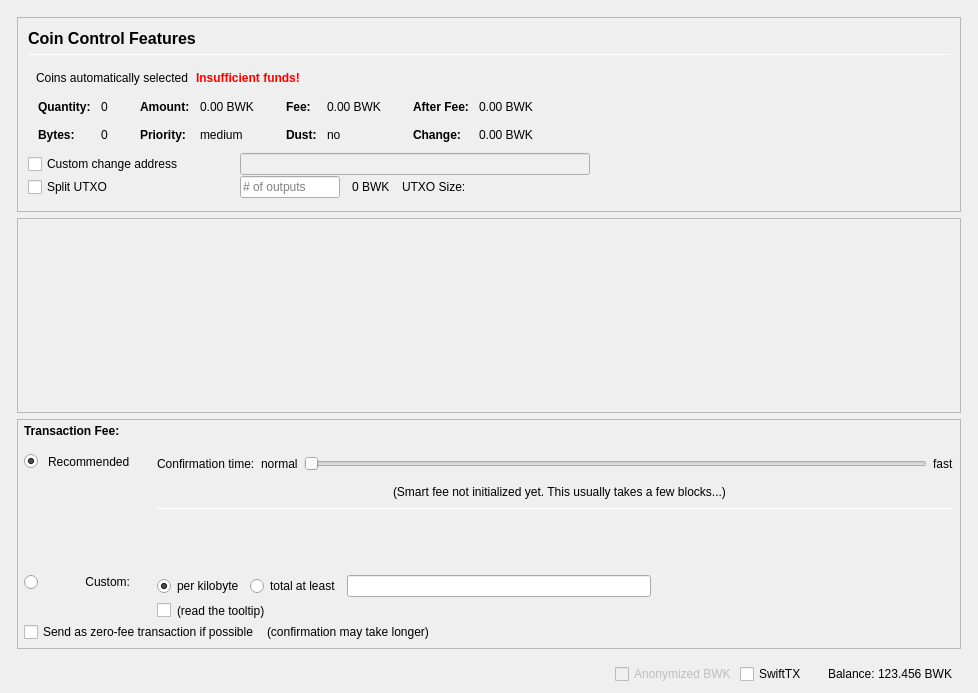
Qt form src/qt/forms/sendcoinsdialog.ui (bulwark-crypto/Bulwark) before a commit.
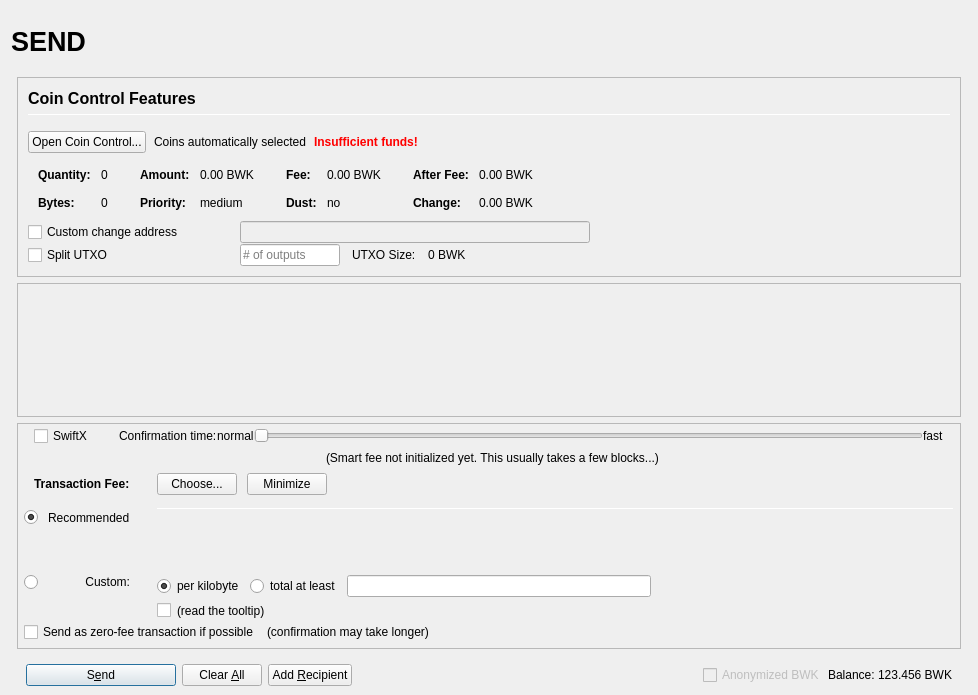
The same form after that commit. Icons and pictures are not drawn. Custom widgets are drawn as their Qt base class.

Diff of the .ui file:
```diff
--- a/src/qt/forms/sendcoinsdialog.ui
+++ b/src/qt/forms/sendcoinsdialog.ui
@@ -10,7 +10,7 @@
     <x>0</x>
     <y>0</y>
     <width>978</width>
-    <height>693</height>
+    <height>695</height>
    </rect>
   </property>
   <property name="windowTitle">
@@ -25,33 +25,91 @@
      <property name="spacing">
       <number>0</number>
      </property>
-     <property name="leftMargin">
-      <number>0</number>
-     </property>
-     <property name="topMargin">
-      <number>0</number>
-     </property>
-     <property name="rightMargin">
-      <number>0</number>
-     </property>
-     <property name="bottomMargin">
+     <property name="margin">
       <number>0</number>
      </property>
      <item>
       <widget class="QFrame" name="frame_Header">
        <layout class="QVBoxLayout" name="verticalLayout_Header" stretch="0">
-        <property name="leftMargin">
+        <property name="margin">
          <number>0</number>
         </property>
-        <property name="topMargin">
-         <number>0</number>
-        </property>
-        <property name="rightMargin">
-         <number>0</number>
-        </property>
-        <property name="bottomMargin">
-         <number>0</number>
-        </property>
+        <item>
+         <layout class="QHBoxLayout" name="horizontalLayout_Header" stretch="1,0,1">
+          <property name="spacing">
+           <number>6</number>
+          </property>
+          <item>
+           <widget class="QLabel" name="labelOverviewHeaderLeft">
+            <property name="minimumSize">
+             <size>
+              <width>464</width>
+              <height>60</height>
+             </size>
+            </property>
+            <property name="maximumSize">
+             <size>
+              <width>16777215</width>
+              <height>60</height>
+             </size>
+            </property>
+            <property name="font">
+             <font>
+              <pointsize>20</pointsize>
+              <weight>75</weight>
+              <bold>true</bold>
+             </font>
+            </property>
+            <property name="text">
+             <string>SEND</string>
+            </property>
+            <property name="alignment">
+             <set>Qt::AlignLeading|Qt::AlignLeft|Qt::AlignVCenter</set>
+            </property>
+           </widget>
+          </item>
+          <item>
+           <spacer name="horizontalSpacer_Header">
+            <property name="orientation">
+             <enum>Qt::Horizontal</enum>
+            </property>
+            <property name="sizeHint" stdset="0">
+             <size>
+              <width>40</width>
+              <height>20</height>
+             </size>
+            </property>
+           </spacer>
+          </item>
+          <item>
+           <widget class="QLabel" name="labelOverviewHeaderRight">
+            <property name="minimumSize">
+             <size>
+              <width>464</width>
+              <height>60</height>
+             </size>
+            </property>
+            <property name="maximumSize">
+             <size>
+              <width>16777215</width>
+              <height>60</height>
+             </size>
+            </property>
+            <property name="font">
+             <font>
+              <pointsize>14</pointsize>
+             </font>
+            </property>
+            <property name="text">
+             <string/>
+            </property>
+            <property name="alignment">
+             <set>Qt::AlignRight|Qt::AlignTrailing|Qt::AlignVCenter</set>
+            </property>
+           </widget>
+          </item>
+         </layout>
+        </item>
        </layout>
       </widget>
      </item>
@@ -100,16 +158,7 @@
            <property name="spacing">
             <number>0</number>
            </property>
-           <property name="leftMargin">
-            <number>0</number>
-           </property>
-           <property name="topMargin">
-            <number>0</number>
-           </property>
-           <property name="rightMargin">
-            <number>0</number>
-           </property>
-           <property name="bottomMargin">
+           <property name="margin">
             <number>0</number>
            </property>
            <item>
@@ -195,14 +244,14 @@
                  <number>10</number>
                 </property>
                 <item>
-                 <widget class="QtMaterialFlatButton" name="pushButtonCoinControl" native="true">
+                 <widget class="QPushButton" name="pushButtonCoinControl">
                   <property name="styleSheet">
                    <string notr="true"/>
                   </property>
-                  <property name="text" stdset="0">
+                  <property name="text">
                    <string>Open Coin Control...</string>
                   </property>
-                  <property name="autoDefault" stdset="0">
+                  <property name="autoDefault">
                    <bool>false</bool>
                   </property>
                  </widget>
@@ -269,16 +318,7 @@
                  <string notr="true"/>
                 </property>
                 <layout class="QHBoxLayout" name="horizontalLayoutCoinControl5">
-                 <property name="leftMargin">
-                  <number>0</number>
-                 </property>
-                 <property name="topMargin">
-                  <number>0</number>
-                 </property>
-                 <property name="rightMargin">
-                  <number>0</number>
-                 </property>
-                 <property name="bottomMargin">
+                 <property name="margin">
                   <number>0</number>
                  </property>
                  <item>
@@ -763,13 +803,6 @@
                   </property>
                  </widget>
                 </item>
-                <item>
-                 <widget class="QLabel" name="labelBlockSize">
-                  <property name="text">
-                   <string>0 BWK</string>
-                  </property>
-                 </widget>
-                </item>
                 <item>
                  <widget class="QLabel" name="labelBlockSizeText">
                   <property name="text">
@@ -777,6 +810,13 @@
                   </property>
                  </widget>
                 </item>
+                <item>
+                 <widget class="QLabel" name="labelBlockSize">
+                  <property name="text">
+                   <string>0 BWK</string>
+                  </property>
+                 </widget>
+                </item>
                 <item>
                  <spacer name="horizontalSpacer_7">
                   <property name="orientation">
@@ -822,20 +862,11 @@
              <x>0</x>
              <y>0</y>
              <width>944</width>
-             <height>136</height>
+             <height>69</height>
             </rect>
            </property>
            <layout class="QVBoxLayout" name="verticalLayout_2" stretch="0,1">
-            <property name="leftMargin">
-             <number>0</number>
-            </property>
-            <property name="topMargin">
-             <number>0</number>
-            </property>
-            <property name="rightMargin">
-             <number>0</number>
-            </property>
-            <property name="bottomMargin">
+            <property name="margin">
              <number>0</number>
             </property>
             <item>
@@ -886,20 +917,11 @@
            <property name="spacing">
             <number>0</number>
            </property>
-           <property name="leftMargin">
-            <number>0</number>
-           </property>
-           <property name="topMargin">
-            <number>0</number>
-           </property>
-           <property name="rightMargin">
-            <number>0</number>
-           </property>
-           <property name="bottomMargin">
+           <property name="margin">
             <number>0</number>
            </property>
            <item>
-            <layout class="QVBoxLayout" name="verticalLayoutFee2" stretch="0,0,0">
+            <layout class="QVBoxLayout" name="verticalLayoutFee2" stretch="0,0,0,0">
              <property name="spacing">
               <number>0</number>
              </property>
@@ -912,8 +934,179 @@
              <property name="rightMargin">
               <number>6</number>
              </property>
+             <item>
+              <layout class="QVBoxLayout" name="verticalLayout_feeConf">
+               <property name="spacing">
+                <number>0</number>
+               </property>
+               <property name="leftMargin">
+                <number>10</number>
+               </property>
+               <property name="rightMargin">
+                <number>10</number>
+               </property>
+               <property name="bottomMargin">
+                <number>5</number>
+               </property>
+               <item>
+                <layout class="QHBoxLayout" name="horizontalLayoutFee9">
+                 <item>
+                  <widget class="QCheckBox" name="checkSwiftTX">
+                   <property name="enabled">
+                    <bool>true</bool>
+                   </property>
+                   <property name="minimumSize">
+                    <size>
+                     <width>85</width>
+                     <height>0</height>
+                    </size>
+                   </property>
+                   <property name="toolTip">
+                    <string>SwiftX technology allows for near instant transactions - A flat fee of 0.01 BWK applies</string>
+                   </property>
+                   <property name="text">
+                    <string>SwiftX</string>
+                   </property>
+                  </widget>
+                 </item>
+                 <item>
+                  <widget class="QLabel" name="labelSmartFee3">
+                   <property name="text">
+                    <string>Confirmation time:</string>
+                   </property>
+                   <property name="margin">
+                    <number>2</number>
+                   </property>
+                  </widget>
+                 </item>
+                 <item>
+                  <widget class="QLabel" name="labelSmartFeeNormal">
+                   <property name="text">
+                    <string>normal</string>
+                   </property>
+                   <property name="margin">
+                    <number>8</number>
+                   </property>
+                  </widget>
+                 </item>
+                 <item>
+                  <widget class="QSlider" name="sliderSmartFee">
+                   <property name="minimumSize">
+                    <size>
+                     <width>0</width>
+                     <height>24</height>
+                    </size>
+                   </property>
+                   <property name="minimum">
+                    <number>0</number>
+                   </property>
+                   <property name="maximum">
+                    <number>24</number>
+                   </property>
+                   <property name="pageStep">
+                    <number>1</number>
+                   </property>
+                   <property name="value">
+                    <number>0</number>
+                   </property>
+                   <property name="orientation">
+                    <enum>Qt::Horizontal</enum>
+                   </property>
+                   <property name="invertedAppearance">
+                    <bool>false</bool>
+                   </property>
+                   <property name="invertedControls">
+                    <bool>false</bool>
+                   </property>
+                   <property name="tickPosition">
+                    <enum>QSlider::NoTicks</enum>
+                   </property>
+                  </widget>
+                 </item>
+                 <item>
+                  <widget class="QLabel" name="labelSmartFeeFast">
+                   <property name="text">
+                    <string>fast</string>
+                   </property>
+                   <property name="margin">
+                    <number>8</number>
+                   </property>
+                  </widget>
+                 </item>
+                </layout>
+               </item>
+               <item>
+                <layout class="QHBoxLayout" name="horizontalLayout_recommended_texts">
+                 <property name="spacing">
+                  <number>0</number>
+                 </property>
+                 <item>
+                  <spacer name="horizontalSpacer_8">
+                   <property name="orientation">
+                    <enum>Qt::Horizontal</enum>
+                   </property>
+                   <property name="sizeHint" stdset="0">
+                    <size>
+                     <width>40</width>
+                     <height>20</height>
+                    </size>
+                   </property>
+                  </spacer>
+                 </item>
+                 <item>
+                  <widget class="QLabel" name="labelFeeEstimation">
+                   <property name="text">
+                    <string/>
+                   </property>
+                   <property name="margin">
+                    <number>2</number>
+                   </property>
+                  </widget>
+                 </item>
+                 <item>
+                  <widget class="QLabel" name="labelSmartFee2">
+                   <property name="text">
+                    <string>(Smart fee not initialized yet. This usually takes a few blocks...)</string>
+                   </property>
+                   <property name="alignment">
+                    <set>Qt::AlignLeading|Qt::AlignLeft|Qt::AlignVCenter</set>
+                   </property>
+                   <property name="wordWrap">
+                    <bool>false</bool>
+                   </property>
+                   <property name="margin">
+                    <number>2</number>
+                   </property>
+                   <property name="indent">
+                    <number>-1</number>
+                   </property>
+                  </widget>
+                 </item>
+                 <item>
+                  <spacer name="horizontalSpacer_3">
+                   <property name="orientation">
+                    <enum>Qt::Horizontal</enum>
+                   </property>
+                   <property name="sizeHint" stdset="0">
+                    <size>
+                     <width>40</width>
+                     <height>20</height>
+                    </size>
+                   </property>
+                  </spacer>
+                 </item>
+                </layout>
+               </item>
+              </layout>
+             </item>
              <item>
               <layout class="QHBoxLayout" name="horizontalLayoutFee1">
+               <property name="leftMargin">
+                <number>10</number>
+               </property>
+               <property name="rightMargin">
+                <number>10</number>
+               </property>
                <property name="bottomMargin">
                 <number>0</number>
                </property>
@@ -922,22 +1115,6 @@
                  <property name="spacing">
                   <number>0</number>
                  </property>
-                 <item>
-                  <spacer name="verticalSpacerSmartFee">
-                   <property name="orientation">
-                    <enum>Qt::Vertical</enum>
-                   </property>
-                   <property name="sizeType">
-                    <enum>QSizePolicy::Fixed</enum>
-                   </property>
-                   <property name="sizeHint" stdset="0">
-                    <size>
-                     <width>1</width>
-                     <height>4</height>
-                    </size>
-                   </property>
-                  </spacer>
-                 </item>
                  <item>
                   <layout class="QHBoxLayout" name="horizontalLayoutSmartFee">
                    <property name="spacing">
@@ -973,18 +1150,18 @@
                     </widget>
                    </item>
                    <item>
-                    <widget class="QtMaterialFlatButton" name="buttonChooseFee" native="true">
-                     <property name="text" stdset="0">
+                    <widget class="QPushButton" name="buttonChooseFee">
+                     <property name="text">
                       <string>Choose...</string>
                      </property>
                     </widget>
                    </item>
                    <item>
-                    <widget class="QtMaterialFlatButton" name="buttonMinimizeFee" native="true">
+                    <widget class="QPushButton" name="buttonMinimizeFee">
                      <property name="toolTip">
                       <string>collapse fee-settings</string>
                      </property>
-                     <property name="text" stdset="0">
+                     <property name="text">
                       <string>Minimize</string>
                      </property>
                     </widget>
@@ -1027,16 +1204,7 @@
                 <property name="spacing">
                  <number>0</number>
                 </property>
-                <property name="leftMargin">
-                 <number>0</number>
-                </property>
-                <property name="topMargin">
-                 <number>0</number>
-                </property>
-                <property name="rightMargin">
-                 <number>0</number>
-                </property>
-                <property name="bottomMargin">
+                <property name="margin">
                  <number>0</number>
                 </property>
                 <item>
@@ -1117,7 +1285,7 @@
                       <item>
                        <widget class="QRadioButton" name="radioCustomPerKilobyte">
                         <property name="toolTip">
-                         <string>If the custom fee is set to 1000 uBWKs and the transaction is only 250 bytes, then &quot;per kilobyte&quot; only pays 250 uBWKs in fee,&lt;br /&gt;while &quot;at least&quot; pays 1000 uBWKs. For transactions bigger than a kilobyte both pay by kilobyte.</string>
+                         <string>If the custom fee is set to 1000 uPIVs and the transaction is only 250 bytes, then &quot;per kilobyte&quot; only pays 250 uPIVs in fee,&lt;br /&gt;while &quot;at least&quot; pays 1000 uPIVs. For transactions bigger than a kilobyte both pay by kilobyte.</string>
                         </property>
                         <property name="text">
                          <string>per kilobyte</string>
@@ -1133,7 +1301,7 @@
                       <item>
                        <widget class="QRadioButton" name="radioCustomAtLeast">
                         <property name="toolTip">
-                         <string>If the custom fee is set to 1000 uBWKs and the transaction is only 250 bytes, then &quot;per kilobyte&quot; only pays 250 uBWKs in fee,&lt;br /&gt;while &quot;total at least&quot; pays 1000 uBWKs. For transactions bigger than a kilobyte both pay by kilobyte.</string>
+                         <string>If the custom fee is set to 1000 uPIVs and the transaction is only 250 bytes, then &quot;per kilobyte&quot; only pays 250 uPIVs in fee,&lt;br /&gt;while &quot;total at least&quot; pays 1000 uPIVs. For transactions bigger than a kilobyte both pay by kilobyte.</string>
                         </property>
                         <property name="text">
                          <string>total at least</string>
@@ -1166,7 +1334,7 @@
                       <item>
                        <widget class="QCheckBox" name="checkBoxMinimumFee">
                         <property name="toolTip">
-                         <string>Paying only the minimum fee is just fine as long as there is less transaction volume than space in the blocks.&lt;br /&gt;But be aware that this can end up in a never confirming transaction once there is more demand for Bulwark transactions than the network can process.</string>
+                         <string>Paying only the minimum fee is just fine as long as there is less transaction volume than space in the blocks.&lt;br /&gt;But be aware that this can end up in a never confirming transaction once there is more demand for PIVX transactions than the network can process.</string>
                         </property>
                         <property name="text">
                          <string/>
@@ -1179,7 +1347,7 @@
                          <bool>true</bool>
                         </property>
                         <property name="toolTip">
-                         <string>Paying only the minimum fee is just fine as long as there is less transaction volume than space in the blocks.&lt;br /&gt;But be aware that this can end up in a never confirming transaction once there is more demand for Bulwark transactions than the network can process.</string>
+                         <string>Paying only the minimum fee is just fine as long as there is less transaction volume than space in the blocks.&lt;br /&gt;But be aware that this can end up in a never confirming transaction once there is more demand for PIVX transactions than the network can process.</string>
                         </property>
                         <property name="text">
                          <string>(read the tooltip)</string>
@@ -1213,8 +1381,31 @@
                     </property>
                    </widget>
                   </item>
+                  <item row="1" column="2">
+                   <widget class="QLabel" name="labelSmartFee">
+                    <property name="text">
+                     <string/>
+                    </property>
+                    <property name="margin">
+                     <number>2</number>
+                    </property>
+                   </widget>
+                  </item>
+                  <item row="1" column="0">
+                   <widget class="QRadioButton" name="radioSmartFee">
+                    <property name="text">
+                     <string/>
+                    </property>
+                    <property name="checked">
+                     <bool>true</bool>
+                    </property>
+                    <attribute name="buttonGroup">
+                     <string notr="true">groupFee</string>
+                    </attribute>
+                   </widget>
+                  </item>
                   <item row="0" column="4" rowspan="3">
-                   <layout class="QVBoxLayout" name="verticalLayoutFee3" stretch="0,0,0,0,1,0">
+                   <layout class="QVBoxLayout" name="verticalLayoutFee3" stretch="0,0,0,0">
                     <property name="spacing">
                      <number>6</number>
                     </property>
@@ -1224,133 +1415,6 @@
                     <property name="bottomMargin">
                      <number>20</number>
                     </property>
-                    <item>
-                     <layout class="QHBoxLayout" name="horizontalLayoutFee9">
-                      <item>
-                       <widget class="QLabel" name="labelSmartFee3">
-                        <property name="text">
-                         <string>Confirmation time:</string>
-                        </property>
-                        <property name="margin">
-                         <number>2</number>
-                        </property>
-                       </widget>
-                      </item>
-                      <item>
-                       <widget class="QLabel" name="labelSmartFeeNormal">
-                        <property name="text">
-                         <string>normal</string>
-                        </property>
-                        <property name="margin">
-                         <number>2</number>
-                        </property>
-                       </widget>
-                      </item>
-                      <item>
-                       <widget class="QSlider" name="sliderSmartFee">
-                        <property name="minimumSize">
-                         <size>
-                          <width>0</width>
-                          <height>24</height>
-                         </size>
-                        </property>
-                        <property name="minimum">
-                         <number>0</number>
-                        </property>
-                        <property name="maximum">
-                         <number>24</number>
-                        </property>
-                        <property name="pageStep">
-                         <number>1</number>
-                        </property>
-                        <property name="value">
-                         <number>0</number>
-                        </property>
-                        <property name="orientation">
-                         <enum>Qt::Horizontal</enum>
-                        </property>
-                        <property name="invertedAppearance">
-                         <bool>false</bool>
-                        </property>
-                        <property name="invertedControls">
-                         <bool>false</bool>
-                        </property>
-                        <property name="tickPosition">
-                         <enum>QSlider::NoTicks</enum>
-                        </property>
-                       </widget>
-                      </item>
-                      <item>
-                       <widget class="QLabel" name="labelSmartFeeFast">
-                        <property name="text">
-                         <string>fast</string>
-                        </property>
-                       </widget>
-                      </item>
-                     </layout>
-                    </item>
-                    <item>
-                     <layout class="QHBoxLayout" name="horizontalLayout_recommended_texts">
-                      <property name="spacing">
-                       <number>0</number>
-                      </property>
-                      <item>
-                       <spacer name="horizontalSpacer_8">
-                        <property name="orientation">
-                         <enum>Qt::Horizontal</enum>
-                        </property>
-                        <property name="sizeHint" stdset="0">
-                         <size>
-                          <width>40</width>
-                          <height>20</height>
-                         </size>
-                        </property>
-                       </spacer>
-                      </item>
-                      <item>
-                       <widget class="QLabel" name="labelFeeEstimation">
-                        <property name="text">
-                         <string/>
-                        </property>
-                        <property name="margin">
-                         <number>2</number>
-                        </property>
-                       </widget>
-                      </item>
-                      <item>
-                       <widget class="QLabel" name="labelSmartFee2">
-                        <property name="text">
-                         <string>(Smart fee not initialized yet. This usually takes a few blocks...)</string>
-                        </property>
-                        <property name="alignment">
-                         <set>Qt::AlignLeading|Qt::AlignLeft|Qt::AlignVCenter</set>
-                        </property>
-                        <property name="wordWrap">
-                         <bool>false</bool>
-                        </property>
-                        <property name="margin">
-                         <number>2</number>
-                        </property>
-                        <property name="indent">
-                         <number>-1</number>
-                        </property>
-                       </widget>
-                      </item>
-                      <item>
-                       <spacer name="horizontalSpacer_3">
-                        <property name="orientation">
-                         <enum>Qt::Horizontal</enum>
-                        </property>
-                        <property name="sizeHint" stdset="0">
-                         <size>
-                          <width>40</width>
-                          <height>20</height>
-                         </size>
-                        </property>
-                       </spacer>
-                      </item>
-                     </layout>
-                    </item>
                     <item>
                      <widget class="Line" name="line_2">
                       <property name="minimumSize">
@@ -1415,29 +1479,6 @@
                     </item>
                    </layout>
                   </item>
-                  <item row="1" column="2">
-                   <widget class="QLabel" name="labelSmartFee">
-                    <property name="text">
-                     <string/>
-                    </property>
-                    <property name="margin">
-                     <number>2</number>
-                    </property>
-                   </widget>
-                  </item>
-                  <item row="1" column="0">
-                   <widget class="QRadioButton" name="radioSmartFee">
-                    <property name="text">
-                     <string/>
-                    </property>
-                    <property name="checked">
-                     <bool>true</bool>
-                    </property>
-                    <attribute name="buttonGroup">
-                     <string notr="true">groupFee</string>
-                    </attribute>
-                   </widget>
-                  </item>
                  </layout>
                 </item>
                 <item>
@@ -1521,7 +1562,7 @@
             <number>0</number>
            </property>
            <item>
-            <widget class="QtMaterialFlatButton" name="sendButton" native="true">
+            <widget class="QPushButton" name="sendButton">
              <property name="minimumSize">
               <size>
                <width>150</width>
@@ -1531,23 +1572,23 @@
              <property name="toolTip">
               <string>Confirm the send action</string>
              </property>
-             <property name="text" stdset="0">
-              <string>Send</string>
+             <property name="text">
+              <string>S&amp;end</string>
              </property>
-             <property name="icon" stdset="0">
+             <property name="icon">
               <iconset resource="../bulwark.qrc">
                <normaloff>:/icons/send</normaloff>:/icons/send</iconset>
              </property>
-             <property name="autoDefault" stdset="0">
+             <property name="autoDefault">
               <bool>false</bool>
              </property>
-             <property name="default" stdset="0">
+             <property name="default">
               <bool>true</bool>
              </property>
             </widget>
            </item>
            <item>
-            <widget class="QtMaterialFlatButton" name="clearButton" native="true">
+            <widget class="QPushButton" name="clearButton">
              <property name="sizePolicy">
               <sizepolicy hsizetype="Minimum" vsizetype="Fixed">
                <horstretch>0</horstretch>
@@ -1557,31 +1598,31 @@
              <property name="toolTip">
               <string>Clear all fields of the form.</string>
              </property>
-             <property name="text" stdset="0">
-              <string>Clear All</string>
+             <property name="text">
+              <string>Clear &amp;All</string>
              </property>
-             <property name="icon" stdset="0">
+             <property name="icon">
               <iconset resource="../bulwark.qrc">
                <normaloff>:/icons/remove</normaloff>:/icons/remove</iconset>
              </property>
-             <property name="autoDefault" stdset="0">
+             <property name="autoDefault">
               <bool>false</bool>
              </property>
             </widget>
            </item>
            <item>
-            <widget class="QtMaterialFlatButton" name="addButton" native="true">
+            <widget class="QPushButton" name="addButton">
              <property name="toolTip">
               <string>Send to multiple recipients at once</string>
              </property>
-             <property name="text" stdset="0">
-              <string>Add Recipient</string>
+             <property name="text">
+              <string>Add &amp;Recipient</string>
              </property>
-             <property name="icon" stdset="0">
+             <property name="icon">
               <iconset resource="../bulwark.qrc">
                <normaloff>:/icons/add</normaloff>:/icons/add</iconset>
              </property>
-             <property name="autoDefault" stdset="0">
+             <property name="autoDefault">
               <bool>false</bool>
              </property>
             </widget>
@@ -1614,22 +1655,6 @@
                </property>
               </widget>
              </item>
-             <item>
-              <widget class="QCheckBox" name="checkSwiftTX">
-               <property name="enabled">
-                <bool>true</bool>
-               </property>
-               <property name="minimumSize">
-                <size>
-                 <width>85</width>
-                 <height>0</height>
-                </size>
-               </property>
-               <property name="text">
-                <string>SwiftTX</string>
-               </property>
-              </widget>
-             </item>
              <item>
               <widget class="QLabel" name="label">
                <property name="text">
@@ -1669,12 +1694,6 @@
   </layout>
  </widget>
  <customwidgets>
-  <customwidget>
-   <class>QtMaterialFlatButton</class>
-   <extends>QWidget</extends>
-   <header>qtmaterialflatbutton.h</header>
-   <container>1</container>
-  </customwidget>
   <customwidget>
    <class>QValidatedLineEdit</class>
    <extends>QLineEdit</extends>
```
Left out of the diff: 2 changed lines with no effect on the pictures.
